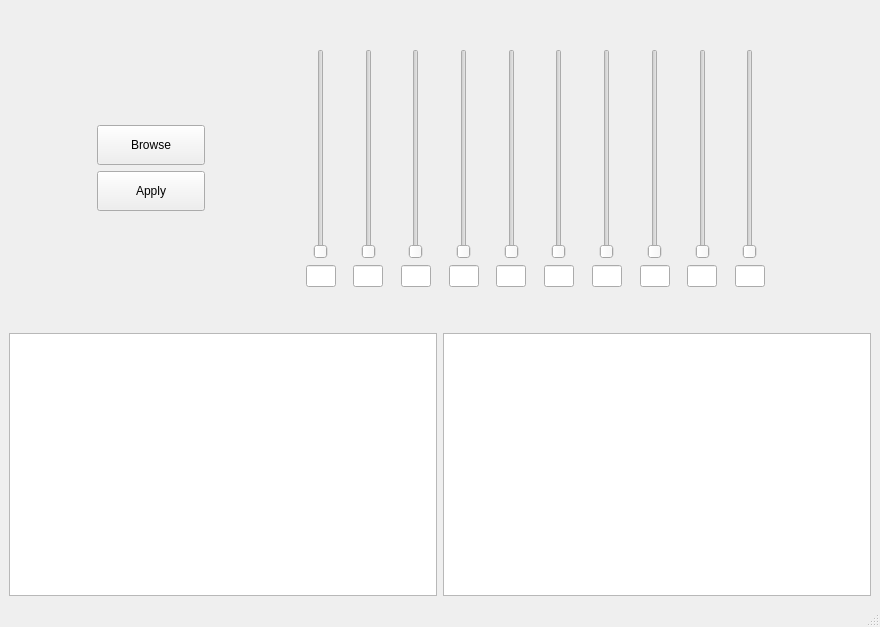
Qt form Equalizerr_2.ui (abdallahahmed11/Task3_Equalizer) before a commit.
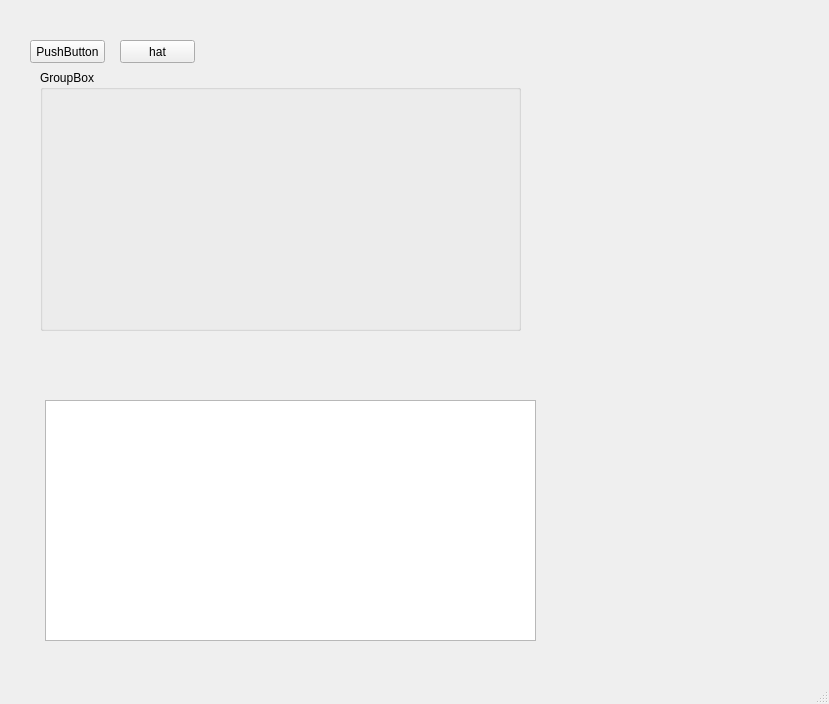
The same form after that commit. Custom widgets are drawn as their Qt base class.

```diff
--- a/Equalizerr_2.ui
+++ b/Equalizerr_2.ui
@@ -6,765 +6,78 @@
    <rect>
     <x>0</x>
     <y>0</y>
-    <width>880</width>
-    <height>627</height>
+    <width>829</width>
+    <height>704</height>
    </rect>
   </property>
   <property name="windowTitle">
    <string>MainWindow</string>
   </property>
   <widget class="QWidget" name="centralwidget">
-   <layout class="QVBoxLayout" name="verticalLayout_13">
-    <item>
-     <layout class="QHBoxLayout" name="horizontalLayout_3" stretch="1,2">
-      <item>
-       <layout class="QVBoxLayout" name="verticalLayout">
-        <item>
-         <spacer name="verticalSpacer">
-          <property name="orientation">
-           <enum>Qt::Vertical</enum>
-          </property>
-          <property name="sizeHint" stdset="0">
-           <size>
-            <width>20</width>
-            <height>40</height>
-           </size>
-          </property>
-         </spacer>
-        </item>
-        <item alignment="Qt::AlignHCenter|Qt::AlignVCenter">
-         <widget class="QPushButton" name="browseBtn">
-          <property name="minimumSize">
-           <size>
-            <width>0</width>
-            <height>40</height>
-           </size>
-          </property>
-          <property name="styleSheet">
-           <string notr="true">QPushButton{
-length:60px;
-width:100px;
-}</string>
-          </property>
-          <property name="text">
-           <string>Browse</string>
-          </property>
-         </widget>
-        </item>
-        <item alignment="Qt::AlignHCenter|Qt::AlignVCenter">
-         <widget class="QPushButton" name="applyBtn">
-          <property name="minimumSize">
-           <size>
-            <width>108</width>
-            <height>40</height>
-           </size>
-          </property>
-          <property name="text">
-           <string>Apply</string>
-          </property>
-         </widget>
-        </item>
-        <item>
-         <spacer name="verticalSpacer_2">
-          <property name="orientation">
-           <enum>Qt::Vertical</enum>
-          </property>
-          <property name="sizeHint" stdset="0">
-           <size>
-            <width>20</width>
-            <height>40</height>
-           </size>
-          </property>
-         </spacer>
-        </item>
-       </layout>
+   <widget class="QPushButton" name="pushButton">
+    <property name="geometry">
+     <rect>
+      <x>30</x>
+      <y>40</y>
+      <width>75</width>
+      <height>23</height>
+     </rect>
+    </property>
+    <property name="text">
+     <string>PushButton</string>
+    </property>
+   </widget>
+   <widget class="QGroupBox" name="groupBox">
+    <property name="geometry">
+     <rect>
+      <x>40</x>
+      <y>70</y>
+      <width>481</width>
+      <height>261</height>
+     </rect>
+    </property>
+    <property name="title">
+     <string>GroupBox</string>
+    </property>
+    <widget class="QWidget" name="gridLayoutWidget">
+     <property name="geometry">
+      <rect>
+       <x>0</x>
+       <y>10</y>
+       <width>481</width>
+       <height>251</height>
+      </rect>
+     </property>
+     <layout class="QGridLayout" name="gridLayout">
+      <item row="0" column="0">
+       <layout class="QVBoxLayout" name="verticalLayout"/>
       </item>
-      <item>
-       <layout class="QHBoxLayout" name="horizontalLayout">
-        <property name="sizeConstraint">
-         <enum>QLayout::SetDefaultConstraint</enum>
-        </property>
-        <item>
-         <layout class="QVBoxLayout" name="verticalLayout_2">
-          <item>
-           <spacer name="verticalSpacer_5">
-            <property name="orientation">
-             <enum>Qt::Vertical</enum>
-            </property>
-            <property name="sizeHint" stdset="0">
-             <size>
-              <width>20</width>
-              <height>40</height>
-             </size>
-            </property>
-           </spacer>
-          </item>
-          <item alignment="Qt::AlignHCenter">
-           <widget class="QSlider" name="freqSlider_1">
-            <property name="sizePolicy">
-             <sizepolicy hsizetype="Fixed" vsizetype="Fixed">
-              <horstretch>0</horstretch>
-              <verstretch>0</verstretch>
-             </sizepolicy>
-            </property>
-            <property name="minimumSize">
-             <size>
-              <width>0</width>
-              <height>210</height>
-             </size>
-            </property>
-            <property name="orientation">
-             <enum>Qt::Vertical</enum>
-            </property>
-           </widget>
-          </item>
-          <item alignment="Qt::AlignHCenter">
-           <widget class="QLineEdit" name="lineEdit">
-            <property name="sizePolicy">
-             <sizepolicy hsizetype="Fixed" vsizetype="Fixed">
-              <horstretch>0</horstretch>
-              <verstretch>0</verstretch>
-             </sizepolicy>
-            </property>
-            <property name="maximumSize">
-             <size>
-              <width>30</width>
-              <height>16777215</height>
-             </size>
-            </property>
-           </widget>
-          </item>
-          <item>
-           <spacer name="verticalSpacer_3">
-            <property name="orientation">
-             <enum>Qt::Vertical</enum>
-            </property>
-            <property name="sizeHint" stdset="0">
-             <size>
-              <width>20</width>
-              <height>40</height>
-             </size>
-            </property>
-           </spacer>
-          </item>
-         </layout>
-        </item>
-        <item>
-         <layout class="QVBoxLayout" name="verticalLayout_3">
-          <item>
-           <spacer name="verticalSpacer_6">
-            <property name="orientation">
-             <enum>Qt::Vertical</enum>
-            </property>
-            <property name="sizeHint" stdset="0">
-             <size>
-              <width>20</width>
-              <height>40</height>
-             </size>
-            </property>
-           </spacer>
-          </item>
-          <item alignment="Qt::AlignHCenter">
-           <widget class="QSlider" name="freqSlider_2">
-            <property name="sizePolicy">
-             <sizepolicy hsizetype="Fixed" vsizetype="Fixed">
-              <horstretch>0</horstretch>
-              <verstretch>0</verstretch>
-             </sizepolicy>
-            </property>
-            <property name="minimumSize">
-             <size>
-              <width>0</width>
-              <height>210</height>
-             </size>
-            </property>
-            <property name="orientation">
-             <enum>Qt::Vertical</enum>
-            </property>
-           </widget>
-          </item>
-          <item alignment="Qt::AlignHCenter">
-           <widget class="QLineEdit" name="lineEdit_11">
-            <property name="sizePolicy">
-             <sizepolicy hsizetype="Fixed" vsizetype="Fixed">
-              <horstretch>0</horstretch>
-              <verstretch>0</verstretch>
-             </sizepolicy>
-            </property>
-            <property name="maximumSize">
-             <size>
-              <width>30</width>
-              <height>16777215</height>
-             </size>
-            </property>
-           </widget>
-          </item>
-          <item>
-           <spacer name="verticalSpacer_4">
-            <property name="orientation">
-             <enum>Qt::Vertical</enum>
-            </property>
-            <property name="sizeHint" stdset="0">
-             <size>
-              <width>20</width>
-              <height>40</height>
-             </size>
-            </property>
-           </spacer>
-          </item>
-         </layout>
-        </item>
-        <item>
-         <layout class="QVBoxLayout" name="verticalLayout_4">
-          <item>
-           <spacer name="verticalSpacer_7">
-            <property name="orientation">
-             <enum>Qt::Vertical</enum>
-            </property>
-            <property name="sizeHint" stdset="0">
-             <size>
-              <width>20</width>
-              <height>40</height>
-             </size>
-            </property>
-           </spacer>
-          </item>
-          <item alignment="Qt::AlignHCenter">
-           <widget class="QSlider" name="freqSlider_3">
-            <property name="sizePolicy">
-             <sizepolicy hsizetype="Fixed" vsizetype="Fixed">
-              <horstretch>0</horstretch>
-              <verstretch>0</verstretch>
-             </sizepolicy>
-            </property>
-            <property name="minimumSize">
-             <size>
-              <width>0</width>
-              <height>210</height>
-             </size>
-            </property>
-            <property name="orientation">
-             <enum>Qt::Vertical</enum>
-            </property>
-           </widget>
-          </item>
-          <item alignment="Qt::AlignHCenter">
-           <widget class="QLineEdit" name="lineEdit_2">
-            <property name="sizePolicy">
-             <sizepolicy hsizetype="Fixed" vsizetype="Fixed">
-              <horstretch>0</horstretch>
-              <verstretch>0</verstretch>
-             </sizepolicy>
-            </property>
-            <property name="maximumSize">
-             <size>
-              <width>30</width>
-              <height>16777215</height>
-             </size>
-            </property>
-           </widget>
-          </item>
-          <item>
-           <spacer name="verticalSpacer_8">
-            <property name="orientation">
-             <enum>Qt::Vertical</enum>
-            </property>
-            <property name="sizeHint" stdset="0">
-             <size>
-              <width>20</width>
-              <height>40</height>
-             </size>
-            </property>
-           </spacer>
-          </item>
-         </layout>
-        </item>
-        <item>
-         <layout class="QVBoxLayout" name="verticalLayout_5">
-          <item>
-           <spacer name="verticalSpacer_9">
-            <property name="orientation">
-             <enum>Qt::Vertical</enum>
-            </property>
-            <property name="sizeHint" stdset="0">
-             <size>
-              <width>20</width>
-              <height>40</height>
-             </size>
-            </property>
-           </spacer>
-          </item>
-          <item alignment="Qt::AlignHCenter">
-           <widget class="QSlider" name="freqSlider_4">
-            <property name="sizePolicy">
-             <sizepolicy hsizetype="Fixed" vsizetype="Fixed">
-              <horstretch>0</horstretch>
-              <verstretch>0</verstretch>
-             </sizepolicy>
-            </property>
-            <property name="minimumSize">
-             <size>
-              <width>0</width>
-              <height>210</height>
-             </size>
-            </property>
-            <property name="orientation">
-             <enum>Qt::Vertical</enum>
-            </property>
-           </widget>
-          </item>
-          <item alignment="Qt::AlignHCenter">
-           <widget class="QLineEdit" name="lineEdit_3">
-            <property name="sizePolicy">
-             <sizepolicy hsizetype="Fixed" vsizetype="Fixed">
-              <horstretch>0</horstretch>
-              <verstretch>0</verstretch>
-             </sizepolicy>
-            </property>
-            <property name="maximumSize">
-             <size>
-              <width>30</width>
-              <height>16777215</height>
-             </size>
-            </property>
-           </widget>
-          </item>
-          <item>
-           <spacer name="verticalSpacer_10">
-            <property name="orientation">
-             <enum>Qt::Vertical</enum>
-            </property>
-            <property name="sizeHint" stdset="0">
-             <size>
-              <width>20</width>
-              <height>40</height>
-             </size>
-            </property>
-           </spacer>
-          </item>
-         </layout>
-        </item>
-        <item>
-         <layout class="QVBoxLayout" name="verticalLayout_6">
-          <item>
-           <spacer name="verticalSpacer_11">
-            <property name="orientation">
-             <enum>Qt::Vertical</enum>
-            </property>
-            <property name="sizeHint" stdset="0">
-             <size>
-              <width>20</width>
-              <height>40</height>
-             </size>
-            </property>
-           </spacer>
-          </item>
-          <item alignment="Qt::AlignHCenter">
-           <widget class="QSlider" name="freqSlider_5">
-            <property name="sizePolicy">
-             <sizepolicy hsizetype="Fixed" vsizetype="Fixed">
-              <horstretch>0</horstretch>
-              <verstretch>0</verstretch>
-             </sizepolicy>
-            </property>
-            <property name="minimumSize">
-             <size>
-              <width>0</width>
-              <height>210</height>
-             </size>
-            </property>
-            <property name="orientation">
-             <enum>Qt::Vertical</enum>
-            </property>
-           </widget>
-          </item>
-          <item alignment="Qt::AlignHCenter">
-           <widget class="QLineEdit" name="lineEdit_4">
-            <property name="sizePolicy">
-             <sizepolicy hsizetype="Fixed" vsizetype="Fixed">
-              <horstretch>0</horstretch>
-              <verstretch>0</verstretch>
-             </sizepolicy>
-            </property>
-            <property name="maximumSize">
-             <size>
-              <width>30</width>
-              <height>16777215</height>
-             </size>
-            </property>
-           </widget>
-          </item>
-          <item>
-           <spacer name="verticalSpacer_12">
-            <property name="orientation">
-             <enum>Qt::Vertical</enum>
-            </property>
-            <property name="sizeHint" stdset="0">
-             <size>
-              <width>20</width>
-              <height>40</height>
-             </size>
-            </property>
-           </spacer>
-          </item>
-         </layout>
-        </item>
-        <item>
-         <layout class="QVBoxLayout" name="verticalLayout_7">
-          <item>
-           <spacer name="verticalSpacer_13">
-            <property name="orientation">
-             <enum>Qt::Vertical</enum>
-            </property>
-            <property name="sizeHint" stdset="0">
-             <size>
-              <width>20</width>
-              <height>40</height>
-             </size>
-            </property>
-           </spacer>
-          </item>
-          <item alignment="Qt::AlignHCenter">
-           <widget class="QSlider" name="freqSlider_6">
-            <property name="sizePolicy">
-             <sizepolicy hsizetype="Fixed" vsizetype="Fixed">
-              <horstretch>0</horstretch>
-              <verstretch>0</verstretch>
-             </sizepolicy>
-            </property>
-            <property name="minimumSize">
-             <size>
-              <width>0</width>
-              <height>210</height>
-             </size>
-            </property>
-            <property name="orientation">
-             <enum>Qt::Vertical</enum>
-            </property>
-           </widget>
-          </item>
-          <item alignment="Qt::AlignHCenter">
-           <widget class="QLineEdit" name="lineEdit_5">
-            <property name="sizePolicy">
-             <sizepolicy hsizetype="Fixed" vsizetype="Fixed">
-              <horstretch>0</horstretch>
-              <verstretch>0</verstretch>
-             </sizepolicy>
-            </property>
-            <property name="maximumSize">
-             <size>
-              <width>30</width>
-              <height>16777215</height>
-             </size>
-            </property>
-           </widget>
-          </item>
-          <item>
-           <spacer name="verticalSpacer_14">
-            <property name="orientation">
-             <enum>Qt::Vertical</enum>
-            </property>
-            <property name="sizeHint" stdset="0">
-             <size>
-              <width>20</width>
-              <height>40</height>
-             </size>
-            </property>
-           </spacer>
-          </item>
-         </layout>
-        </item>
-        <item>
-         <layout class="QVBoxLayout" name="verticalLayout_9">
-          <item>
-           <spacer name="verticalSpacer_15">
-            <property name="orientation">
-             <enum>Qt::Vertical</enum>
-            </property>
-            <property name="sizeHint" stdset="0">
-             <size>
-              <width>20</width>
-              <height>40</height>
-             </size>
-            </property>
-           </spacer>
-          </item>
-          <item alignment="Qt::AlignHCenter">
-           <widget class="QSlider" name="freqSlider_7">
-            <property name="sizePolicy">
-             <sizepolicy hsizetype="Fixed" vsizetype="Fixed">
-              <horstretch>0</horstretch>
-              <verstretch>0</verstretch>
-             </sizepolicy>
-            </property>
-            <property name="minimumSize">
-             <size>
-              <width>0</width>
-              <height>210</height>
-             </size>
-            </property>
-            <property name="orientation">
-             <enum>Qt::Vertical</enum>
-            </property>
-           </widget>
-          </item>
-          <item alignment="Qt::AlignHCenter">
-           <widget class="QLineEdit" name="lineEdit_7">
-            <property name="sizePolicy">
-             <sizepolicy hsizetype="Fixed" vsizetype="Fixed">
-              <horstretch>0</horstretch>
-              <verstretch>0</verstretch>
-             </sizepolicy>
-            </property>
-            <property name="maximumSize">
-             <size>
-              <width>30</width>
-              <height>16777215</height>
-             </size>
-            </property>
-           </widget>
-          </item>
-          <item>
-           <spacer name="verticalSpacer_16">
-            <property name="orientation">
-             <enum>Qt::Vertical</enum>
-            </property>
-            <property name="sizeHint" stdset="0">
-             <size>
-              <width>20</width>
-              <height>40</height>
-             </size>
-            </property>
-           </spacer>
-          </item>
-         </layout>
-        </item>
-        <item>
-         <layout class="QVBoxLayout" name="verticalLayout_11">
-          <item>
-           <spacer name="verticalSpacer_17">
-            <property name="orientation">
-             <enum>Qt::Vertical</enum>
-            </property>
-            <property name="sizeHint" stdset="0">
-             <size>
-              <width>20</width>
-              <height>40</height>
-             </size>
-            </property>
-           </spacer>
-          </item>
-          <item alignment="Qt::AlignHCenter">
-           <widget class="QSlider" name="freqSlider_8">
-            <property name="sizePolicy">
-             <sizepolicy hsizetype="Fixed" vsizetype="Fixed">
-              <horstretch>0</horstretch>
-              <verstretch>0</verstretch>
-             </sizepolicy>
-            </property>
-            <property name="minimumSize">
-             <size>
-              <width>0</width>
-              <height>210</height>
-             </size>
-            </property>
-            <property name="orientation">
-             <enum>Qt::Vertical</enum>
-            </property>
-           </widget>
-          </item>
-          <item alignment="Qt::AlignHCenter">
-           <widget class="QLineEdit" name="lineEdit_9">
-            <property name="sizePolicy">
-             <sizepolicy hsizetype="Fixed" vsizetype="Fixed">
-              <horstretch>0</horstretch>
-              <verstretch>0</verstretch>
-             </sizepolicy>
-            </property>
-            <property name="maximumSize">
-             <size>
-              <width>30</width>
-              <height>16777215</height>
-             </size>
-            </property>
-           </widget>
-          </item>
-          <item>
-           <spacer name="verticalSpacer_18">
-            <property name="orientation">
-             <enum>Qt::Vertical</enum>
-            </property>
-            <property name="sizeHint" stdset="0">
-             <size>
-              <width>20</width>
-              <height>40</height>
-             </size>
-            </property>
-           </spacer>
-          </item>
-         </layout>
-        </item>
-        <item>
-         <layout class="QVBoxLayout" name="verticalLayout_10">
-          <item>
-           <spacer name="verticalSpacer_19">
-            <property name="orientation">
-             <enum>Qt::Vertical</enum>
-            </property>
-            <property name="sizeHint" stdset="0">
-             <size>
-              <width>20</width>
-              <height>40</height>
-             </size>
-            </property>
-           </spacer>
-          </item>
-          <item alignment="Qt::AlignHCenter">
-           <widget class="QSlider" name="freqSlider_9">
-            <property name="sizePolicy">
-             <sizepolicy hsizetype="Fixed" vsizetype="Fixed">
-              <horstretch>0</horstretch>
-              <verstretch>0</verstretch>
-             </sizepolicy>
-            </property>
-            <property name="minimumSize">
-             <size>
-              <width>0</width>
-              <height>210</height>
-             </size>
-            </property>
-            <property name="orientation">
-             <enum>Qt::Vertical</enum>
-            </property>
-           </widget>
-          </item>
-          <item alignment="Qt::AlignHCenter">
-           <widget class="QLineEdit" name="lineEdit_8">
-            <property name="sizePolicy">
-             <sizepolicy hsizetype="Fixed" vsizetype="Fixed">
-              <horstretch>0</horstretch>
-              <verstretch>0</verstretch>
-             </sizepolicy>
-            </property>
-            <property name="maximumSize">
-             <size>
-              <width>30</width>
-              <height>16777215</height>
-             </size>
-            </property>
-           </widget>
-          </item>
-          <item>
-           <spacer name="verticalSpacer_20">
-            <property name="orientation">
-             <enum>Qt::Vertical</enum>
-            </property>
-            <property name="sizeHint" stdset="0">
-             <size>
-              <width>20</width>
-              <height>40</height>
-             </size>
-            </property>
-           </spacer>
-          </item>
-         </layout>
-        </item>
-        <item>
-         <layout class="QVBoxLayout" name="verticalLayout_12">
-          <item>
-           <spacer name="verticalSpacer_21">
-            <property name="orientation">
-             <enum>Qt::Vertical</enum>
-            </property>
-            <property name="sizeHint" stdset="0">
-             <size>
-              <width>20</width>
-              <height>40</height>
-             </size>
-            </property>
-           </spacer>
-          </item>
-          <item alignment="Qt::AlignHCenter">
-           <widget class="QSlider" name="freqSlider_10">
-            <property name="sizePolicy">
-             <sizepolicy hsizetype="Fixed" vsizetype="Fixed">
-              <horstretch>0</horstretch>
-              <verstretch>0</verstretch>
-             </sizepolicy>
-            </property>
-            <property name="minimumSize">
-             <size>
-              <width>0</width>
-              <height>210</height>
-             </size>
-            </property>
-            <property name="orientation">
-             <enum>Qt::Vertical</enum>
-            </property>
-           </widget>
-          </item>
-          <item alignment="Qt::AlignHCenter">
-           <widget class="QLineEdit" name="lineEdit_10">
-            <property name="sizePolicy">
-             <sizepolicy hsizetype="Fixed" vsizetype="Fixed">
-              <horstretch>0</horstretch>
-              <verstretch>0</verstretch>
-             </sizepolicy>
-            </property>
-            <property name="maximumSize">
-             <size>
-              <width>30</width>
-              <height>16777215</height>
-             </size>
-            </property>
-           </widget>
-          </item>
-          <item>
-           <spacer name="verticalSpacer_22">
-            <property name="orientation">
-             <enum>Qt::Vertical</enum>
-            </property>
-            <property name="sizeHint" stdset="0">
-             <size>
-              <width>20</width>
-              <height>40</height>
-             </size>
-            </property>
-           </spacer>
-          </item>
-         </layout>
-        </item>
-        <item>
-         <spacer name="horizontalSpacer">
-          <property name="orientation">
-           <enum>Qt::Horizontal</enum>
-          </property>
-          <property name="sizeType">
-           <enum>QSizePolicy::Fixed</enum>
-          </property>
-          <property name="sizeHint" stdset="0">
-           <size>
-            <width>100</width>
-            <height>20</height>
-           </size>
-          </property>
-         </spacer>
-        </item>
-       </layout>
-      </item>
      </layout>
-    </item>
-    <item>
-     <layout class="QHBoxLayout" name="horizontalLayout_2">
-      <item>
-       <widget class="PlotWidget" name="graphicsView"/>
-      </item>
-      <item>
-       <widget class="PlotWidget" name="graphicsView_2"/>
-      </item>
-     </layout>
-    </item>
-   </layout>
+    </widget>
+   </widget>
+   <widget class="PlotWidget" name="graphicsView">
+    <property name="geometry">
+     <rect>
+      <x>45</x>
+      <y>400</y>
+      <width>491</width>
+      <height>241</height>
+     </rect>
+    </property>
+   </widget>
+   <widget class="QPushButton" name="pushButton_2">
+    <property name="geometry">
+     <rect>
+      <x>120</x>
+      <y>40</y>
+      <width>75</width>
+      <height>23</height>
+     </rect>
+    </property>
+    <property name="text">
+     <string>hat</string>
+    </property>
+   </widget>
   </widget>
   <widget class="QMenuBar" name="menubar">
    <property name="geometry">
```
Left out of the diff: 3 changed lines with no effect on the pictures.
